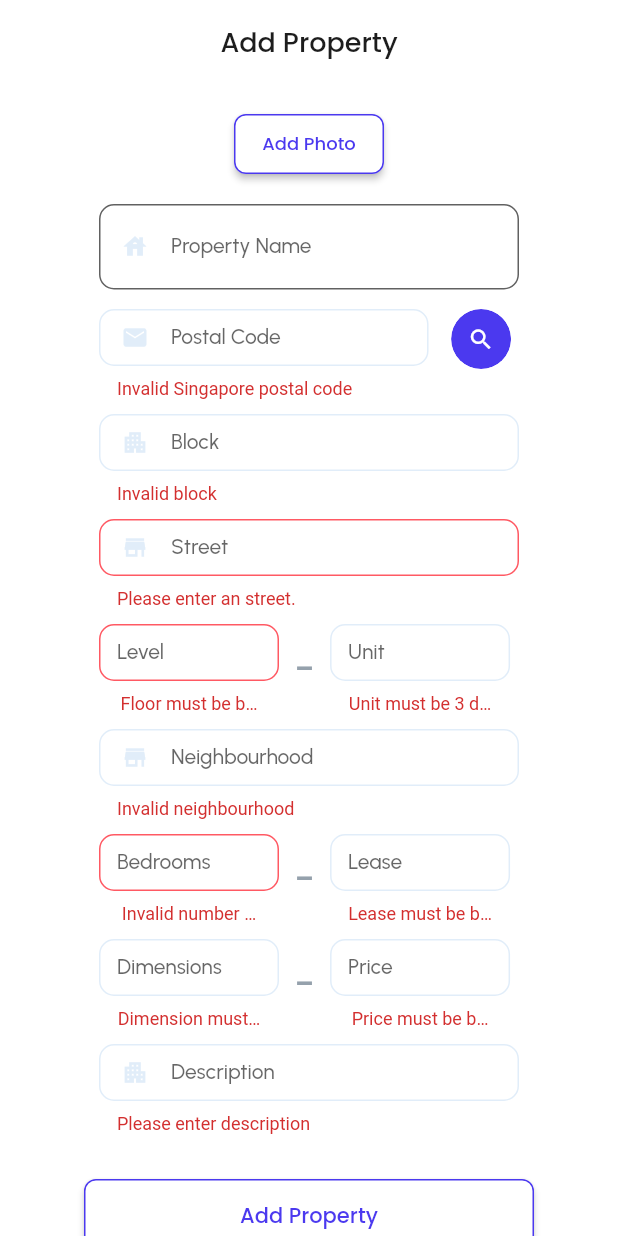
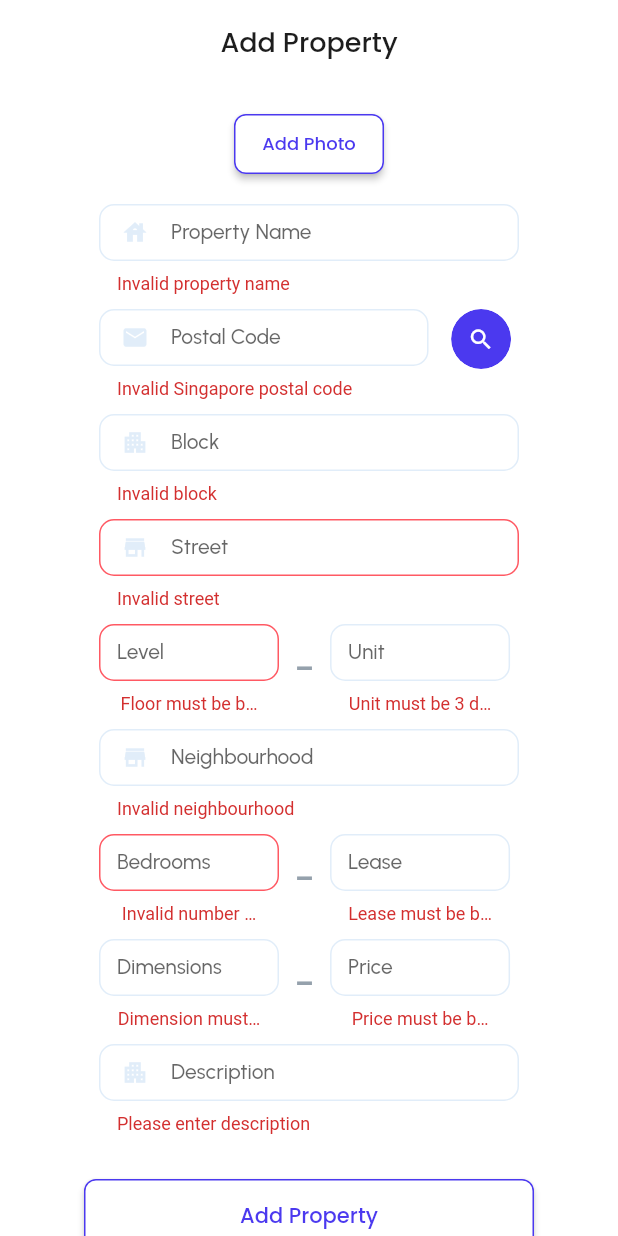
Before and after one commit to qtxbryan/onezero, a Flutter app: the AddPropertyPageWidget screen opened directly, after a tap on "Add Property", on a phone screen of 412 x 824 dp. Run offline on Flutter 3.47's test engine with Material 2 defaults, Android fonts, the phone set to English and light mode, and no system bars; drawn by our look-alikes of auto_size_text; our stand-ins replace badges, cloud_firestore, email_validator, expandable, file_picker, firebase_auth and 11 more; missing offline and left inert: flutter_number_picker; accounts and stored records are empty.

Commit message:
feat: validation add listing done

```diff
--- a/lib/controller/validations.dart
+++ b/lib/controller/validations.dart
@@ -36,13 +36,14 @@ String? validateDisplayName(String? value) {
 
 // VALIDATE PROPERTY NAME
 String? validatePropertyName(String? value) {
-  (value) {
-    if (value == null || value.isEmpty) {
-      print(value);
-      return 'Please enter property name';
-    }
+  RegExp regex = RegExp(r'^[0-9A-Za-z\s.,#/-]+$');
+  if (value == null) {
+    return 'Property name cannot be null';
+  } else if (!regex.hasMatch(value)) {
+    return 'Invalid property name';
+  } else {
     return null;
-  };
+  }
 }
 
 // VALIDATE DESCRIPTION
@@ -233,3 +234,14 @@ String? validateValue(String? value) {
     return null;
   }
 }
+
+String? validateStreet(String? value) {
+  RegExp regex = RegExp(r'\s(\b\w*\b\s){1,2}\w*');
+  if (value == null) {
+    return 'Street cannot be null';
+  } else if (!regex.hasMatch(value)) {
+    return 'Invalid street';
+  } else {
+    return null;
+  }
+}
--- a/lib/pages/new_add_property_page.dart
+++ b/lib/pages/new_add_property_page.dart
@@ -467,12 +467,8 @@ class _AddPropertyPageWidgetState extends State<AddPropertyPageWidget> {
                                     width: 100.0,
                                     child: TextFormField(
                                       obscureText: false,
-                                      validator: (value) {
-                                        if (value == null || value.isEmpty) {
-                                          return "Please enter an street.";
-                                        }
-                                        return null;
-                                      },
+                                      validator:
+                                          validateStreet, // THIS WILL BE AUTOFILLED
                                       controller: streetNameController,
                                       decoration: InputDecoration(
                                         labelText: 'Street',
```
